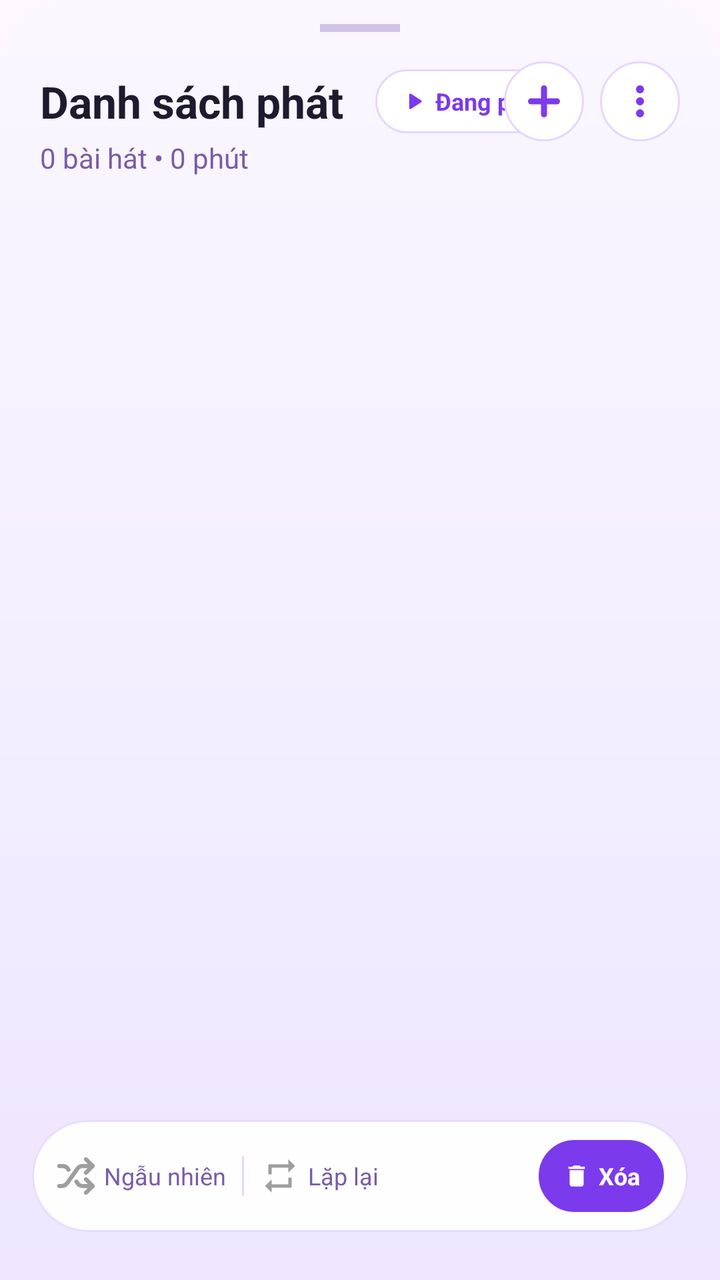
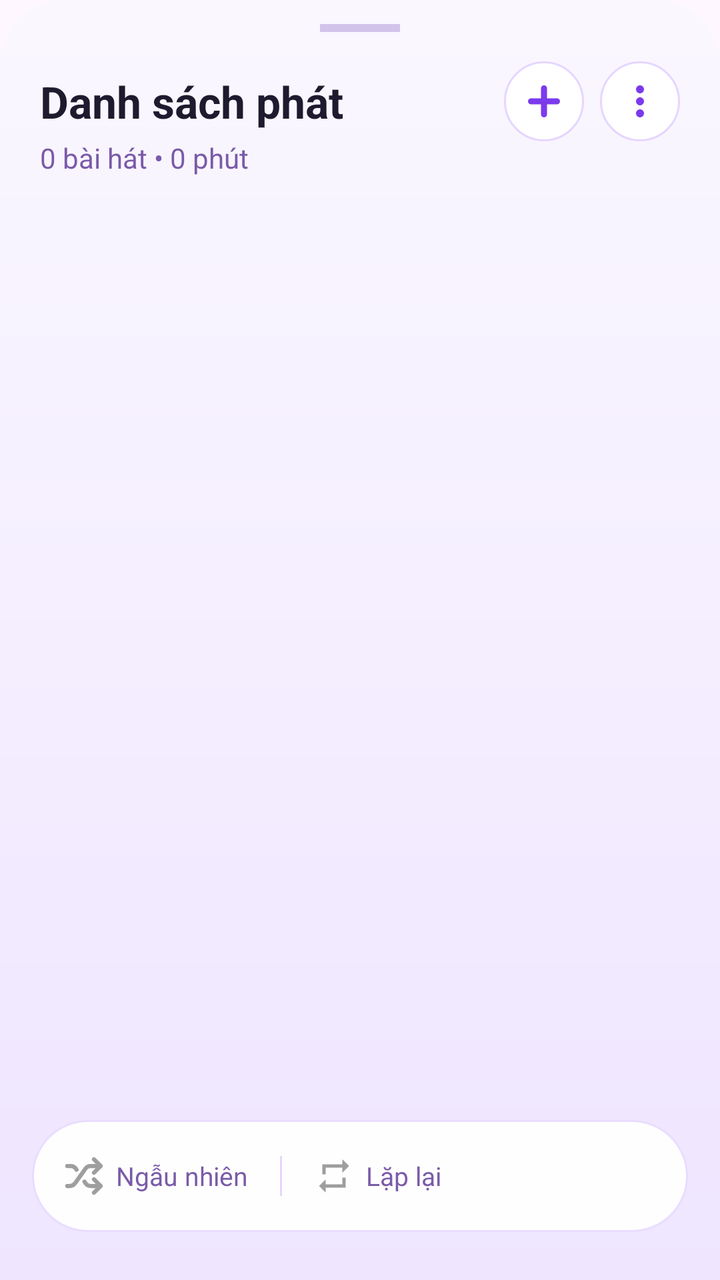

An Android layout rendered at two revisions. The XML below is the earlier revision; the diff shows what the commit changed to produce the second picture.
<!-- AndroidManifest.xml: application theme Theme.LocalMusic -->
<!-- res/layout/bottom_sheet_queue.xml -->
<?xml version="1.0" encoding="utf-8"?>
<androidx.constraintlayout.widget.ConstraintLayout xmlns:android="http://schemas.android.com/apk/res/android"
    xmlns:app="http://schemas.android.com/apk/res-auto"
    android:layout_width="match_parent"
    android:layout_height="match_parent"
    android:background="@drawable/bg_bottom_sheet_rounded">

    <View
        android:id="@+id/dragHandle"
        android:layout_width="40dp"
        android:layout_height="4dp"
        android:layout_marginTop="12dp"
        android:background="#D1C4E9"
        app:layout_constraintEnd_toEndOf="parent"
        app:layout_constraintStart_toStartOf="parent"
        app:layout_constraintTop_toTopOf="parent" />

    
    <androidx.constraintlayout.widget.ConstraintLayout
        android:id="@+id/layoutNormalHeader"
        android:layout_width="match_parent"
        android:layout_height="wrap_content"
        app:layout_constraintTop_toBottomOf="@id/layoutSelectionHeader">

        <TextView
            android:id="@+id/tvPlaylistTitle"
            android:layout_width="wrap_content"
            android:layout_height="wrap_content"
            android:layout_marginStart="20dp"
            android:layout_marginTop="20dp"
            android:text="Danh sách phát"
            android:textColor="#1F1B2E"
            android:textSize="22sp"
            android:textStyle="bold"
            app:layout_constraintStart_toStartOf="parent"
            app:layout_constraintTop_toTopOf="parent" />

        <TextView
            android:id="@+id/tvPlaylistSubtitle"
            android:layout_width="wrap_content"
            android:layout_height="wrap_content"
            android:layout_marginTop="4dp"
            android:text="0 bài hát • 0 phút"
            android:textColor="#7A5BA8"
            android:textSize="14sp"
            app:layout_constraintStart_toStartOf="@id/tvPlaylistTitle"
            app:layout_constraintTop_toBottomOf="@id/tvPlaylistTitle" />

        <LinearLayout
            android:id="@+id/pillPlaying"
            android:layout_width="wrap_content"
            android:layout_height="32dp"
            android:layout_marginStart="16dp"
            android:background="@drawable/bg_pill_button_light"
            android:gravity="center_vertical"
            android:orientation="horizontal"
            android:paddingHorizontal="12dp"
            app:layout_constraintBottom_toBottomOf="@id/tvPlaylistTitle"
            app:layout_constraintStart_toEndOf="@id/tvPlaylistTitle"
            app:layout_constraintTop_toTopOf="@id/tvPlaylistTitle">

            <ImageView
                android:layout_width="14dp"
                android:layout_height="14dp"
                android:src="@drawable/ic_np_play"
                app:tint="#7C3AED" />

            <TextView
                android:layout_width="wrap_content"
                android:layout_height="wrap_content"
                android:layout_marginStart="4dp"
                android:text="Đang phát"
                android:textColor="#7C3AED"
                android:textSize="12sp"
                android:textStyle="bold" />
        </LinearLayout>

        <ImageView
            android:id="@+id/btnAddSong"
            android:layout_width="40dp"
            android:layout_height="40dp"
            android:layout_marginEnd="8dp"
            android:background="@drawable/bg_pill_button_light"
            android:padding="8dp"
            android:src="@drawable/ic_add_purple"
            app:layout_constraintBottom_toBottomOf="@id/pillPlaying"
            app:layout_constraintEnd_toStartOf="@id/btnMoreOptions"
            app:layout_constraintTop_toTopOf="@id/pillPlaying"
            app:tint="#7C3AED" />

        <ImageView
            android:id="@+id/btnMoreOptions"
            android:layout_width="40dp"
            android:layout_height="40dp"
            android:layout_marginEnd="20dp"
            android:background="@drawable/bg_pill_button_light"
            android:padding="8dp"
            android:src="@drawable/ic_more_vert"
            app:layout_constraintBottom_toBottomOf="@id/pillPlaying"
            app:layout_constraintEnd_toEndOf="parent"
            app:layout_constraintTop_toTopOf="@id/pillPlaying"
            app:tint="#7C3AED" />
    </androidx.constraintlayout.widget.ConstraintLayout>

    
    <androidx.constraintlayout.widget.ConstraintLayout
        android:id="@+id/layoutSelectionHeader"
        android:layout_width="match_parent"
        android:layout_height="48dp"
        android:visibility="gone"
        app:layout_constraintTop_toBottomOf="@id/dragHandle">

        
        <LinearLayout
            android:id="@+id/btnSelectAll"
            android:layout_width="wrap_content"
            android:layout_height="match_parent"
            android:layout_marginStart="20dp"
            android:background="?attr/selectableItemBackground"
            android:gravity="center_vertical"
            android:orientation="horizontal"
            app:layout_constraintBottom_toBottomOf="parent"
            app:layout_constraintStart_toStartOf="parent"
            app:layout_constraintTop_toTopOf="parent">

            <ImageView
                android:id="@+id/ivSelectAllIcon"
                android:layout_width="24dp"
                android:layout_height="24dp"
                android:src="@drawable/ic_check_circle_outline"
                app:tint="#7A5BA8" />

            <TextView
                android:layout_width="wrap_content"
                android:layout_height="wrap_content"
                android:layout_marginStart="8dp"
                android:text="Tất cả"
                android:textColor="#1F1B2E"
                android:textSize="15sp"
                android:textStyle="bold" />
        </LinearLayout>

        <TextView
            android:id="@+id/tvSelectedCount"
            android:layout_width="wrap_content"
            android:layout_height="wrap_content"
            android:text="Đã chọn 0"
            android:textColor="#7A5BA8"
            android:textSize="14sp"
            app:layout_constraintBottom_toBottomOf="parent"
            app:layout_constraintEnd_toEndOf="parent"
            app:layout_constraintStart_toStartOf="parent"
            app:layout_constraintTop_toTopOf="parent" />

        
        <ImageView
            android:id="@+id/btnExitSelection"
            android:layout_width="40dp"
            android:layout_height="40dp"
            android:layout_marginEnd="4dp"
            android:background="?attr/selectableItemBackgroundBorderless"
            android:padding="8dp"
            android:src="@drawable/ic_close"
            app:layout_constraintBottom_toBottomOf="parent"
            app:layout_constraintEnd_toStartOf="@id/btnDeleteSelected"
            app:layout_constraintTop_toTopOf="parent"
            app:tint="#1F1B2E" />

        
        <ImageView
            android:id="@+id/btnDeleteSelected"
            android:layout_width="40dp"
            android:layout_height="40dp"
            android:layout_marginEnd="16dp"
            android:background="?attr/selectableItemBackgroundBorderless"
            android:padding="8dp"
            android:src="@drawable/ic_delete"
            app:layout_constraintBottom_toBottomOf="parent"
            app:layout_constraintEnd_toEndOf="parent"
            app:layout_constraintTop_toTopOf="parent"
            app:tint="#FF3B30" />
    </androidx.constraintlayout.widget.ConstraintLayout>

    
    <androidx.recyclerview.widget.RecyclerView
        android:id="@+id/rvQueue"
        android:layout_width="match_parent"
        android:layout_height="0dp"
        android:layout_marginTop="16dp"
        android:clipToPadding="false"
        android:paddingHorizontal="16dp"
        android:paddingBottom="100dp"
        app:layout_constraintBottom_toBottomOf="parent"
        app:layout_constraintTop_toBottomOf="@id/layoutNormalHeader" />

    
    <LinearLayout
        android:id="@+id/bottomBar"
        android:layout_width="match_parent"
        android:layout_height="56dp"
        android:layout_marginHorizontal="16dp"
        android:layout_marginBottom="24dp"
        android:background="@drawable/bg_floating_bottom_bar"
        android:elevation="8dp"
        android:gravity="center_vertical"
        android:orientation="horizontal"
        android:paddingHorizontal="12dp"
        app:layout_constraintBottom_toBottomOf="parent">

        <ImageView
            android:id="@+id/btnShuffleBottom"
            android:layout_width="20dp"
            android:layout_height="20dp"
            android:src="@drawable/ic_shuffle"
            app:tint="#9E9E9E" />

        <TextView
            android:layout_width="wrap_content"
            android:layout_height="wrap_content"
            android:layout_marginStart="4dp"
            android:text="Ngẫu nhiên"
            android:textColor="#7A5BA8"
            android:textSize="12sp" />

        <View
            android:layout_width="1dp"
            android:layout_height="20dp"
            android:layout_marginHorizontal="8dp"
            android:background="#E6D6FF" />

        <ImageView
            android:id="@+id/btnRepeatBottom"
            android:layout_width="20dp"
            android:layout_height="20dp"
            android:src="@drawable/ic_repeat"
            app:tint="#9E9E9E" />

        <TextView
            android:layout_width="wrap_content"
            android:layout_height="wrap_content"
            android:layout_marginStart="4dp"
            android:text="Lặp lại"
            android:textColor="#7A5BA8"
            android:textSize="12sp" />

        <Space
            android:layout_width="0dp"
            android:layout_height="wrap_content"
            android:layout_weight="1" />

        <LinearLayout
            android:id="@+id/btnClearQueue"
            android:layout_width="wrap_content"
            android:layout_height="36dp"
            android:background="@drawable/bg_pill_button_light"
            android:backgroundTint="#7C3AED"
            android:gravity="center_vertical"
            android:orientation="horizontal"
            android:paddingHorizontal="12dp">

            <ImageView
                android:layout_width="14dp"
                android:layout_height="14dp"
                android:src="@drawable/ic_clear_all"
                app:tint="#FFFFFF" />

            <TextView
                android:layout_width="wrap_content"
                android:layout_height="wrap_content"
                android:layout_marginStart="4dp"
                android:text="Xóa"
                android:textColor="#FFFFFF"
                android:textSize="12sp"
                android:textStyle="bold" />
        </LinearLayout>
    </LinearLayout>

</androidx.constraintlayout.widget.ConstraintLayout>
<!-- resources referenced by this layout -->
<resources>
  <!-- drawable bg_bottom_sheet_rounded (drawable) -->
  <?xml version="1.0" encoding="utf-8"?>
  <shape xmlns:android="http://schemas.android.com/apk/res/android"
      android:shape="rectangle">
      <gradient
          android:angle="270"
          android:startColor="#F5FAF7FF"
          android:endColor="#F5EEE4FF"
          android:type="linear" />
      <corners
          android:topLeftRadius="32dp"
          android:topRightRadius="32dp" />
  </shape>
  <!-- drawable bg_floating_bottom_bar (drawable) -->
  <?xml version="1.0" encoding="utf-8"?>
  <shape xmlns:android="http://schemas.android.com/apk/res/android"
      android:shape="rectangle">
      <solid android:color="#F5FFFFFF" />
      <corners android:radius="28dp" />
      <stroke android:width="1dp" android:color="#E9DDFF" />
  </shape>
  <!-- drawable bg_pill_button_light (drawable) -->
  <?xml version="1.0" encoding="utf-8"?>
  <shape xmlns:android="http://schemas.android.com/apk/res/android">
      <solid android:color="#FFFFFF" />
      <corners android:radius="24dp" />
      <stroke android:width="1dp" android:color="#E6D6FF" />
  </shape>
  <!-- drawable ic_add_purple (drawable) -->
  <vector xmlns:android="http://schemas.android.com/apk/res/android"
      android:width="24dp" android:height="24dp"
      android:viewportWidth="24" android:viewportHeight="24">
      <path
          android:pathData="M12,5.5 v13 M5.5,12 h13"
          android:strokeColor="#B45CFF"
          android:strokeWidth="3.0"
          android:strokeLineCap="round" />
  </vector>
  <!-- drawable ic_clear_all (drawable) -->
  <vector xmlns:android="http://schemas.android.com/apk/res/android"
      android:width="24dp"
      android:height="24dp"
      android:viewportWidth="24"
      android:viewportHeight="24">
    <path
        android:fillColor="#000000"
        android:pathData="M6,19c0,1.1 0.9,2 2,2h8c1.1,0 2,-0.9 2,-2V7H6v12zM19,4h-3.5l-1,-1h-5l-1,1H5v2h14V4z"/>
  </vector>
  <!-- drawable ic_close (drawable) -->
  <vector xmlns:android="http://schemas.android.com/apk/res/android"
      android:width="24dp"
      android:height="24dp"
      android:viewportWidth="24"
      android:viewportHeight="24">
    <path
        android:fillColor="#000000"
        android:pathData="M19,6.41L17.59,5 12,10.59 6.41,5 5,6.41 10.59,12 5,17.59 6.41,19 12,13.41 17.59,19 19,17.59 13.41,12z"/>
  </vector>
  <!-- drawable ic_delete (drawable) -->
  <vector xmlns:android="http://schemas.android.com/apk/res/android"
      android:width="24dp" android:height="24dp"
      android:viewportWidth="24" android:viewportHeight="24"
      android:tint="#FF0000">
      <path android:fillColor="@android:color/white" android:pathData="M6,19c0,1.1 0.9,2 2,2h8c1.1,0 2,-0.9 2,-2V7H6v12zM19,4h-3.5l-1,-1h-5l-1,1H5v2h14V4z"/>
  </vector>
  <!-- drawable ic_np_play (drawable) -->
  <vector xmlns:android="http://schemas.android.com/apk/res/android"
      android:width="24dp"
      android:height="24dp"
      android:viewportWidth="24"
      android:viewportHeight="24">
      
      <path
          android:fillColor="#FFFFFF"
          android:pathData="M9.5,6.5 L9.5,17.5 L18,12 Z"
          android:strokeColor="#FFFFFF"
          android:strokeWidth="2.2"
          android:strokeLineJoin="round" />
  </vector>
  <!-- drawable ic_repeat (drawable) -->
  <vector xmlns:android="http://schemas.android.com/apk/res/android" android:width="24dp" android:height="24dp" android:viewportWidth="24" android:viewportHeight="24">
      <path android:fillColor="#8B3DFF" android:pathData="M7,7h10v3l4,-4 -4,-4v3H5v6h2V7zm10,10H7v-3l-4,4 4,4v-3h12v-6h-2v4z"/>
  </vector>
  <style name="Theme.LocalMusic" parent="Theme.Material3.Light.NoActionBar">
          <item name="android:statusBarColor">@color/white</item>
          <item name="android:windowLightStatusBar">true</item>
          <item name="android:windowSplashScreenBackground">#000000</item>
          <item name="android:windowSplashScreenAnimatedIcon">@drawable/logo</item>
      </style>
  <color name="white">#FFFFFF</color>
  <!-- unchanged entries left out for length: 4 -->
</resources>

<!-- the commit's change to res/layout/bottom_sheet_queue.xml (unified diff, before → after) -->
@@ -22,9 +22,10 @@
         android:layout_height="wrap_content"
         app:layout_constraintTop_toBottomOf="@id/layoutSelectionHeader">
 
+        
         <TextView
             android:id="@+id/tvPlaylistTitle"
-            android:layout_width="wrap_content"
+            android:layout_width="0dp"
             android:layout_height="wrap_content"
             android:layout_marginStart="20dp"
             android:layout_marginTop="20dp"
@@ -32,6 +33,7 @@
             android:textColor="#1F1B2E"
             android:textSize="22sp"
             android:textStyle="bold"
+            app:layout_constraintEnd_toStartOf="@id/btnAddSong"
             app:layout_constraintStart_toStartOf="parent"
             app:layout_constraintTop_toTopOf="parent" />
 
@@ -46,35 +48,7 @@
             app:layout_constraintStart_toStartOf="@id/tvPlaylistTitle"
             app:layout_constraintTop_toBottomOf="@id/tvPlaylistTitle" />
 
-        <LinearLayout
-            android:id="@+id/pillPlaying"
-            android:layout_width="wrap_content"
-            android:layout_height="32dp"
-            android:layout_marginStart="16dp"
-            android:background="@drawable/bg_pill_button_light"
-            android:gravity="center_vertical"
-            android:orientation="horizontal"
-            android:paddingHorizontal="12dp"
-            app:layout_constraintBottom_toBottomOf="@id/tvPlaylistTitle"
-            app:layout_constraintStart_toEndOf="@id/tvPlaylistTitle"
-            app:layout_constraintTop_toTopOf="@id/tvPlaylistTitle">
-
-            <ImageView
-                android:layout_width="14dp"
-                android:layout_height="14dp"
-                android:src="@drawable/ic_np_play"
-                app:tint="#7C3AED" />
-
-            <TextView
-                android:layout_width="wrap_content"
-                android:layout_height="wrap_content"
-                android:layout_marginStart="4dp"
-                android:text="Đang phát"
-                android:textColor="#7C3AED"
-                android:textSize="12sp"
-                android:textStyle="bold" />
-        </LinearLayout>
-
+        
         <ImageView
             android:id="@+id/btnAddSong"
             android:layout_width="40dp"
@@ -83,11 +57,12 @@
             android:background="@drawable/bg_pill_button_light"
             android:padding="8dp"
             android:src="@drawable/ic_add_purple"
-            app:layout_constraintBottom_toBottomOf="@id/pillPlaying"
+            app:layout_constraintBottom_toBottomOf="@id/tvPlaylistTitle"
             app:layout_constraintEnd_toStartOf="@id/btnMoreOptions"
-            app:layout_constraintTop_toTopOf="@id/pillPlaying"
+            app:layout_constraintTop_toTopOf="@id/tvPlaylistTitle"
             app:tint="#7C3AED" />
 
+        
         <ImageView
             android:id="@+id/btnMoreOptions"
             android:layout_width="40dp"
@@ -96,9 +71,9 @@
             android:background="@drawable/bg_pill_button_light"
             android:padding="8dp"
             android:src="@drawable/ic_more_vert"
-            app:layout_constraintBottom_toBottomOf="@id/pillPlaying"
+            app:layout_constraintBottom_toBottomOf="@id/tvPlaylistTitle"
             app:layout_constraintEnd_toEndOf="parent"
-            app:layout_constraintTop_toTopOf="@id/pillPlaying"
+            app:layout_constraintTop_toTopOf="@id/tvPlaylistTitle"
             app:tint="#7C3AED" />
     </androidx.constraintlayout.widget.ConstraintLayout>
 
@@ -204,7 +179,7 @@
         android:elevation="8dp"
         android:gravity="center_vertical"
         android:orientation="horizontal"
-        android:paddingHorizontal="12dp"
+        android:paddingHorizontal="16dp"
         app:layout_constraintBottom_toBottomOf="parent">
 
         <ImageView
@@ -217,15 +192,15 @@
         <TextView
             android:layout_width="wrap_content"
             android:layout_height="wrap_content"
-            android:layout_marginStart="4dp"
+            android:layout_marginStart="6dp"
             android:text="Ngẫu nhiên"
             android:textColor="#7A5BA8"
-            android:textSize="12sp" />
+            android:textSize="13sp" />
 
         <View
             android:layout_width="1dp"
             android:layout_height="20dp"
-            android:layout_marginHorizontal="8dp"
+            android:layout_marginHorizontal="16dp"
             android:background="#E6D6FF" />
 
         <ImageView
@@ -238,41 +213,11 @@
         <TextView
             android:layout_width="wrap_content"
             android:layout_height="wrap_content"
-            android:layout_marginStart="4dp"
+            android:layout_marginStart="6dp"
             android:text="Lặp lại"
             android:textColor="#7A5BA8"
-            android:textSize="12sp" />
-
-        <Space
-            android:layout_width="0dp"
-            android:layout_height="wrap_content"
-            android:layout_weight="1" />
-
-        <LinearLayout
-            android:id="@+id/btnClearQueue"
-            android:layout_width="wrap_content"
-            android:layout_height="36dp"
-            android:background="@drawable/bg_pill_button_light"
-            android:backgroundTint="#7C3AED"
-            android:gravity="center_vertical"
-            android:orientation="horizontal"
-            android:paddingHorizontal="12dp">
-
-            <ImageView
-                android:layout_width="14dp"
-                android:layout_height="14dp"
-                android:src="@drawable/ic_clear_all"
-                app:tint="#FFFFFF" />
-
-            <TextView
-                android:layout_width="wrap_content"
-                android:layout_height="wrap_content"
-                android:layout_marginStart="4dp"
-                android:text="Xóa"
-                android:textColor="#FFFFFF"
-                android:textSize="12sp"
-                android:textStyle="bold" />
-        </LinearLayout>
+            android:textSize="13sp" />
+
     </LinearLayout>
 
 </androidx.constraintlayout.widget.ConstraintLayout>
<!-- resource entries referenced after the edit -->
@@ -38,16 +38,6 @@
           android:strokeWidth="3.0"
           android:strokeLineCap="round" />
   </vector>
-  <!-- drawable ic_clear_all (drawable) -->
-  <vector xmlns:android="http://schemas.android.com/apk/res/android"
-      android:width="24dp"
-      android:height="24dp"
-      android:viewportWidth="24"
-      android:viewportHeight="24">
-    <path
-        android:fillColor="#000000"
-        android:pathData="M6,19c0,1.1 0.9,2 2,2h8c1.1,0 2,-0.9 2,-2V7H6v12zM19,4h-3.5l-1,-1h-5l-1,1H5v2h14V4z"/>
-  </vector>
   <!-- drawable ic_close (drawable) -->
   <vector xmlns:android="http://schemas.android.com/apk/res/android"
       android:width="24dp"
@@ -65,20 +55,6 @@
       android:tint="#FF0000">
       <path android:fillColor="@android:color/white" android:pathData="M6,19c0,1.1 0.9,2 2,2h8c1.1,0 2,-0.9 2,-2V7H6v12zM19,4h-3.5l-1,-1h-5l-1,1H5v2h14V4z"/>
   </vector>
-  <!-- drawable ic_np_play (drawable) -->
-  <vector xmlns:android="http://schemas.android.com/apk/res/android"
-      android:width="24dp"
-      android:height="24dp"
-      android:viewportWidth="24"
-      android:viewportHeight="24">
-      
-      <path
-          android:fillColor="#FFFFFF"
-          android:pathData="M9.5,6.5 L9.5,17.5 L18,12 Z"
-          android:strokeColor="#FFFFFF"
-          android:strokeWidth="2.2"
-          android:strokeLineJoin="round" />
-  </vector>
   <!-- drawable ic_repeat (drawable) -->
   <vector xmlns:android="http://schemas.android.com/apk/res/android" android:width="24dp" android:height="24dp" android:viewportWidth="24" android:viewportHeight="24">
       <path android:fillColor="#8B3DFF" android:pathData="M7,7h10v3l4,-4 -4,-4v3H5v6h2V7zm10,10H7v-3l-4,4 4,4v-3h12v-6h-2v4z"/>
